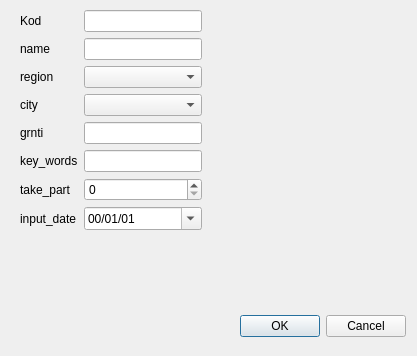
This is addnewexpert.ui in LebedevRI/dbms as Qt 5 draws it before an edit. The edited form follows.
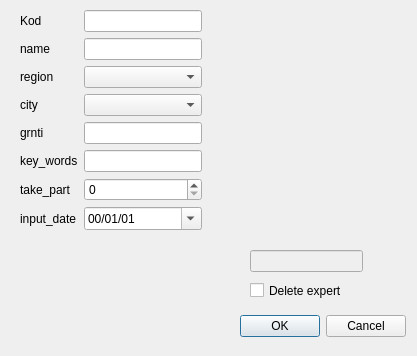
This is the edited form.

Commit message: Edit/Del expert now works

```diff
--- a/addnewexpert.ui
+++ b/addnewexpert.ui
@@ -158,6 +158,35 @@
     </item>
    </layout>
   </widget>
+  <widget class="QCheckBox" name="checkBox">
+   <property name="geometry">
+    <rect>
+     <x>250</x>
+     <y>280</y>
+     <width>151</width>
+     <height>21</height>
+    </rect>
+   </property>
+   <property name="text">
+    <string>Delete expert</string>
+   </property>
+  </widget>
+  <widget class="QLineEdit" name="lineEdit_0">
+   <property name="enabled">
+    <bool>false</bool>
+   </property>
+   <property name="geometry">
+    <rect>
+     <x>250</x>
+     <y>250</y>
+     <width>113</width>
+     <height>22</height>
+    </rect>
+   </property>
+   <property name="readOnly">
+    <bool>true</bool>
+   </property>
+  </widget>
  </widget>
  <resources/>
  <connections>
```
The commit also changes 5 other files.
